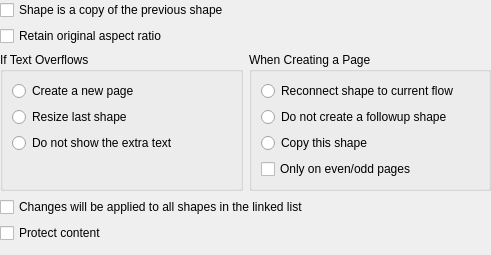
Qt form kword/part/dialogs/KWGeneralFrameProperties.ui (KDE/koffice) before a commit.
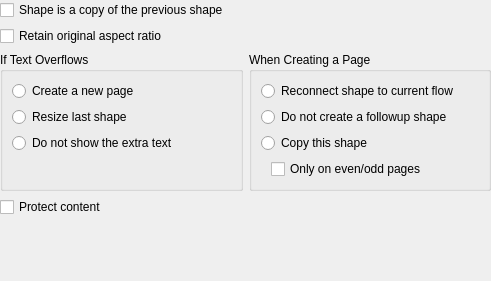
The same form after that commit.

Commit message: Make UI a bit simpler now the datamodel allows it

Patch:
```diff
--- a/kword/part/dialogs/KWGeneralFrameProperties.ui
+++ b/kword/part/dialogs/KWGeneralFrameProperties.ui
@@ -7,7 +7,7 @@
     <x>0</x>
     <y>0</y>
     <width>491</width>
-    <height>255</height>
+    <height>281</height>
    </rect>
   </property>
   <layout class="QGridLayout">
@@ -82,7 +82,7 @@
        <property name="title">
         <string>When Creating a Page</string>
        </property>
-       <layout class="QVBoxLayout">
+       <layout class="QVBoxLayout" name="verticalLayout">
         <item>
          <widget class="QRadioButton" name="reconnect">
           <property name="text">
@@ -105,6 +105,24 @@
          </widget>
         </item>
         <item>
+         <layout class="QHBoxLayout" name="horizontalLayout">
+          <item>
+           <spacer name="horizontalSpacer">
+            <property name="orientation">
+             <enum>Qt::Horizontal</enum>
+            </property>
+            <property name="sizeType">
+             <enum>QSizePolicy::Fixed</enum>
+            </property>
+            <property name="sizeHint" stdset="0">
+             <size>
+              <width>10</width>
+              <height>10</height>
+             </size>
+            </property>
+           </spacer>
+          </item>
+          <item>
          <widget class="QCheckBox" name="evenOdd">
           <property name="text">
            <string>Only on even/odd pages</string>
@@ -112,11 +130,13 @@
          </widget>
         </item>
        </layout>
+        </item>
+       </layout>
       </widget>
      </item>
     </layout>
    </item>
-   <item row="4" column="0">
+   <item row="3" column="0">
     <widget class="QCheckBox" name="protectContent">
      <property name="text">
       <string>Protect content</string>
@@ -130,14 +150,7 @@
      </property>
     </widget>
    </item>
-   <item row="3" column="0">
-    <widget class="QCheckBox" name="allFrames">
-     <property name="text">
-      <string>Changes will be applied to all shapes in the linked list</string>
-     </property>
-    </widget>
-   </item>
-   <item row="5" column="0">
+   <item row="4" column="0">
     <spacer>
      <property name="orientation">
       <enum>Qt::Vertical</enum>
```
Left out of the diff: 1 changed line with no effect on the pictures. Lines whose indentation alone changed are shown as unchanged. The commit also changes 2 other files.
